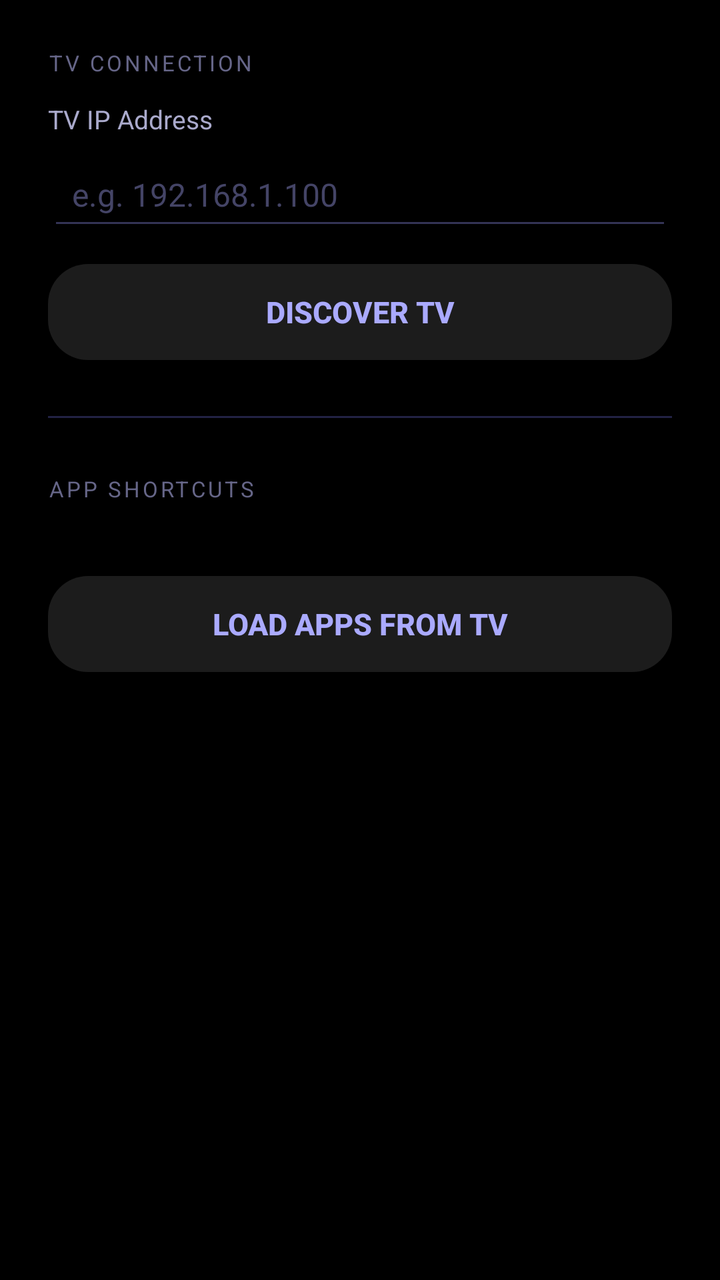
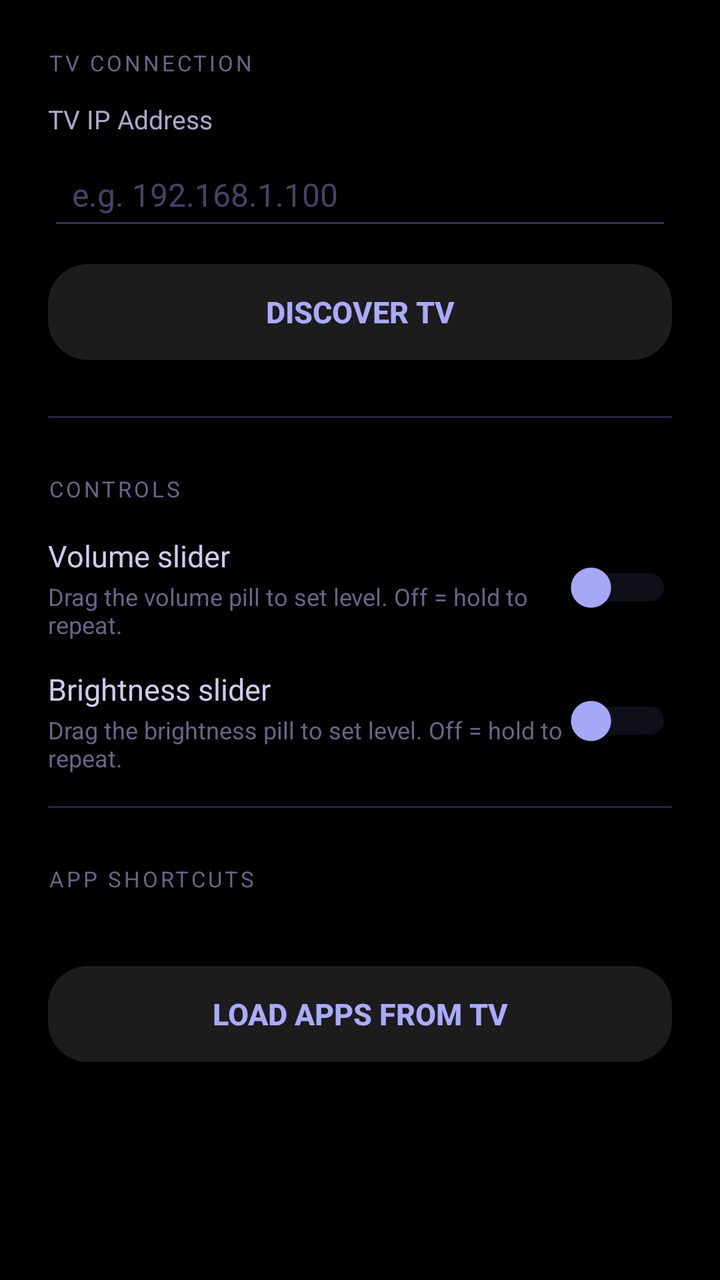

The first picture is an Android layout as it rendered before a commit; the second is the same layout after the commit. The layout source and the unified diff follow.
<!-- AndroidManifest.xml: application theme Theme.LGRemote -->
<!-- res/layout/activity_settings.xml -->
<?xml version="1.0" encoding="utf-8"?>
<androidx.core.widget.NestedScrollView
    xmlns:android="http://schemas.android.com/apk/res/android"
    android:layout_width="match_parent"
    android:layout_height="match_parent"
    android:background="#000000"
    android:fillViewport="true">

    <LinearLayout
        android:layout_width="match_parent"
        android:layout_height="wrap_content"
        android:orientation="vertical"
        android:paddingHorizontal="24dp"
        android:paddingTop="24dp"
        android:paddingBottom="48dp">

        
        <TextView
            android:layout_width="match_parent"
            android:layout_height="wrap_content"
            android:text="TV CONNECTION"
            android:textColor="#666688"
            android:textSize="11sp"
            android:letterSpacing="0.12"
            android:layout_marginBottom="12dp" />

        <TextView
            android:layout_width="match_parent"
            android:layout_height="wrap_content"
            android:text="TV IP Address"
            android:textColor="#AAAACC"
            android:textSize="13sp"
            android:layout_marginBottom="6dp" />

        <EditText
            android:id="@+id/edit_tv_ip"
            android:layout_width="match_parent"
            android:layout_height="wrap_content"
            android:hint="e.g. 192.168.1.100"
            android:inputType="textUri"
            android:textColor="#FFFFFF"
            android:textColorHint="#444466"
            android:backgroundTint="#333355"
            android:padding="12dp"
            android:textSize="16sp" />

        <LinearLayout
            android:layout_width="match_parent"
            android:layout_height="wrap_content"
            android:layout_marginTop="12dp"
            android:orientation="horizontal"
            android:gravity="center_vertical">

            <Button
                android:id="@+id/btn_discover"
                android:layout_width="0dp"
                android:layout_height="wrap_content"
                android:layout_weight="1"
                android:background="@drawable/bg_squircle_dark"
                android:text="Discover TV"
                android:textColor="#AAAAFF"
                android:textSize="15sp"
                android:textStyle="bold" />

            <ProgressBar
                android:id="@+id/discover_spinner"
                android:layout_width="32dp"
                android:layout_height="32dp"
                android:layout_marginStart="12dp"
                android:visibility="gone"
                android:indeterminateTint="#AAAAFF" />

        </LinearLayout>


        
        <View
            android:layout_width="match_parent"
            android:layout_height="1dp"
            android:layout_marginTop="28dp"
            android:layout_marginBottom="28dp"
            android:background="#222244" />

        
        <TextView
            android:layout_width="match_parent"
            android:layout_height="wrap_content"
            android:text="APP SHORTCUTS"
            android:textColor="#666688"
            android:textSize="11sp"
            android:letterSpacing="0.12"
            android:layout_marginBottom="8dp" />

        <TextView
            android:id="@+id/tv_shortcuts_summary"
            android:layout_width="match_parent"
            android:layout_height="wrap_content"
            android:textColor="#666688"
            android:textSize="12sp"
            android:layout_marginBottom="12dp" />

        <LinearLayout
            android:layout_width="match_parent"
            android:layout_height="wrap_content"
            android:orientation="horizontal"
            android:gravity="center_vertical">

            <Button
                android:id="@+id/btn_load_apps"
                android:layout_width="0dp"
                android:layout_height="wrap_content"
                android:layout_weight="1"
                android:background="@drawable/bg_squircle_dark"
                android:text="Load Apps from TV"
                android:textColor="#AAAAFF"
                android:textSize="15sp"
                android:textStyle="bold" />

            <ProgressBar
                android:id="@+id/load_apps_spinner"
                android:layout_width="32dp"
                android:layout_height="32dp"
                android:layout_marginStart="12dp"
                android:visibility="gone"
                android:indeterminateTint="#AAAAFF" />

        </LinearLayout>

        
        <androidx.recyclerview.widget.RecyclerView
            android:id="@+id/apps_grid"
            android:layout_width="match_parent"
            android:layout_height="wrap_content"
            android:layout_marginTop="16dp"
            android:nestedScrollingEnabled="false"
            android:visibility="gone" />


    </LinearLayout>

</androidx.core.widget.NestedScrollView>
<!-- resources referenced by this layout -->
<resources>
  <!-- drawable bg_squircle_dark (drawable) -->
  <?xml version="1.0" encoding="utf-8"?>
  <shape xmlns:android="http://schemas.android.com/apk/res/android">
      <solid android:color="#1C1C1C" />
      <corners android:radius="20dp" />
  </shape>
  <style name="Theme.LGRemote" parent="Theme.AppCompat.NoActionBar">
          <item name="android:windowBackground">#000000</item>
          <item name="android:statusBarColor">#000000</item>
          <item name="android:navigationBarColor">#000000</item>
      </style>
</resources>

<!-- the commit's change to res/layout/activity_settings.xml (unified diff, before → after) -->
@@ -85,6 +85,101 @@
         <TextView
             android:layout_width="match_parent"
             android:layout_height="wrap_content"
+            android:text="CONTROLS"
+            android:textColor="#666688"
+            android:textSize="11sp"
+            android:letterSpacing="0.12"
+            android:layout_marginBottom="16dp" />
+
+        <LinearLayout
+            android:layout_width="match_parent"
+            android:layout_height="wrap_content"
+            android:orientation="horizontal"
+            android:gravity="center_vertical"
+            android:layout_marginBottom="14dp">
+
+            <LinearLayout
+                android:layout_width="0dp"
+                android:layout_height="wrap_content"
+                android:layout_weight="1"
+                android:orientation="vertical">
+
+                <TextView
+                    android:layout_width="wrap_content"
+                    android:layout_height="wrap_content"
+                    android:text="Volume slider"
+                    android:textColor="#CCCCEE"
+                    android:textSize="15sp" />
+
+                <TextView
+                    android:layout_width="wrap_content"
+                    android:layout_height="wrap_content"
+                    android:text="Drag the volume pill to set level. Off = hold to repeat."
+                    android:textColor="#666688"
+                    android:textSize="12sp"
+                    android:layout_marginTop="2dp" />
+
+            </LinearLayout>
+
+            <Switch
+                android:id="@+id/switch_vol_slider"
+                android:layout_width="wrap_content"
+                android:layout_height="wrap_content"
+                android:thumbTint="#AAAAFF"
+                android:trackTint="#333355" />
+
+        </LinearLayout>
+
+        <LinearLayout
+            android:layout_width="match_parent"
+            android:layout_height="wrap_content"
+            android:orientation="horizontal"
+            android:gravity="center_vertical"
+            android:layout_marginBottom="16dp">
+
+            <LinearLayout
+                android:layout_width="0dp"
+                android:layout_height="wrap_content"
+                android:layout_weight="1"
+                android:orientation="vertical">
+
+                <TextView
+                    android:layout_width="wrap_content"
+                    android:layout_height="wrap_content"
+                    android:text="Brightness slider"
+                    android:textColor="#CCCCEE"
+                    android:textSize="15sp" />
+
+                <TextView
+                    android:layout_width="wrap_content"
+                    android:layout_height="wrap_content"
+                    android:text="Drag the brightness pill to set level. Off = hold to repeat."
+                    android:textColor="#666688"
+                    android:textSize="12sp"
+                    android:layout_marginTop="2dp" />
+
+            </LinearLayout>
+
+            <Switch
+                android:id="@+id/switch_brightness_slider"
+                android:layout_width="wrap_content"
+                android:layout_height="wrap_content"
+                android:thumbTint="#AAAAFF"
+                android:trackTint="#333355" />
+
+        </LinearLayout>
+
+        
+        <View
+            android:layout_width="match_parent"
+            android:layout_height="1dp"
+            android:layout_marginBottom="28dp"
+            android:background="#222244" />
+
+        
+        <TextView
+            android:layout_width="match_parent"
+            android:layout_height="wrap_content"
             android:text="APP SHORTCUTS"
             android:textColor="#666688"
             android:textSize="11sp"
